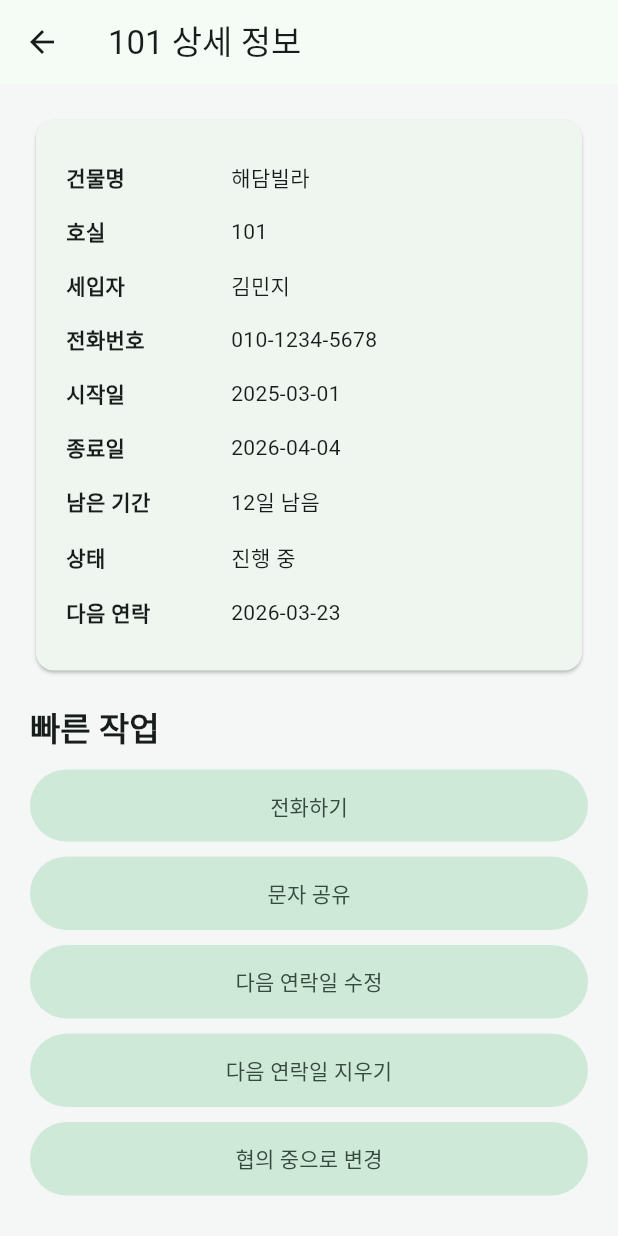
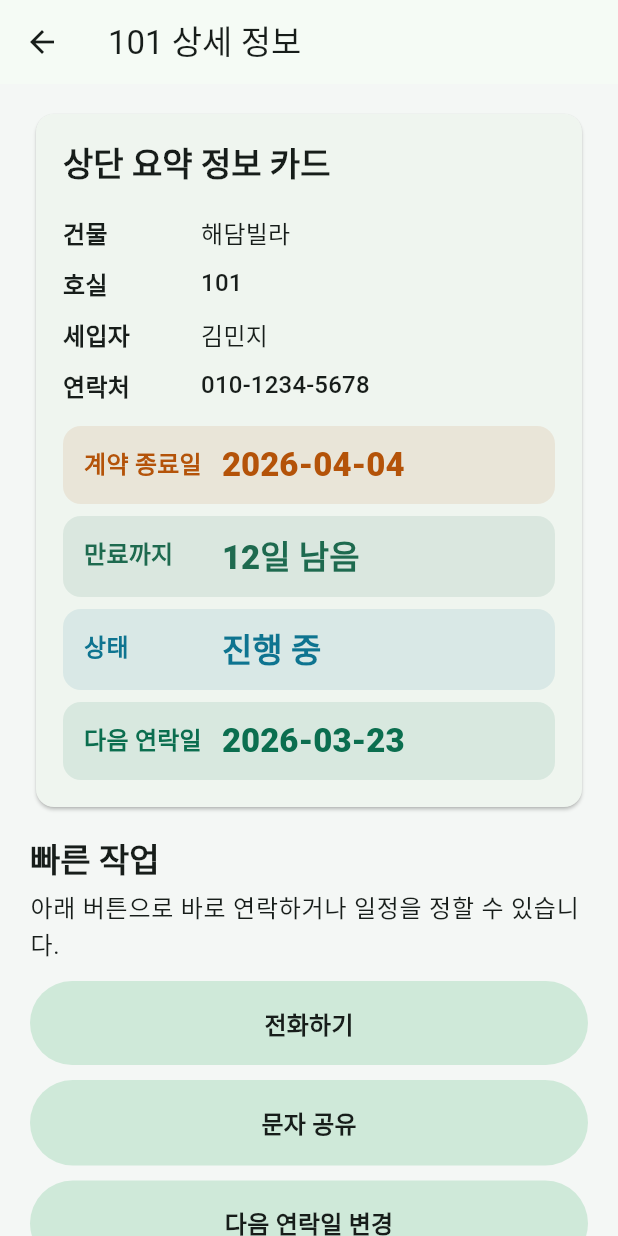
Before and after one commit to meeso0219/rent-management, a Flutter app: the screen it shows after launch, after a tap on an icon or button, on a phone screen of 412 x 824 dp. Run offline on Flutter 3.47's test engine with Material 3 defaults, Android fonts, the phone set to English and light mode, and no system bars; our stand-ins replace flutter_local_notifications, flutter_timezone, share_plus, shared_preferences, timezone.

Commit message:
Refactor lease detail screen for action-first layout

```diff
--- a/lib/screens/unit_detail_screen.dart
+++ b/lib/screens/unit_detail_screen.dart
@@ -86,7 +86,7 @@ class _UnitDetailScreenState extends State<UnitDetailScreen> {
     final uri = Uri(scheme: 'tel', path: _lease.tenantPhone.trim());
     final launched = await launchUrl(uri);
     if (!launched && mounted) {
-      _showMessage('이 기기에서는 전화 앱을 열 수 없습니다.');
+      _showMessage('이 기기에서는 전화를 연결할 수 없습니다.');
     }
   }
 
@@ -94,7 +94,7 @@ class _UnitDetailScreenState extends State<UnitDetailScreen> {
     await Share.share(
       '안녕하세요 ${_lease.tenantName}님.\n'
       '${_lease.buildingName} ${_lease.unitNumber} 계약 안내드립니다.\n'
-      '계약 종료일은 ${formatLeaseDate(_lease.leaseEnd)} 입니다.',
+      '계약 종료일은 ${formatLeaseDate(_lease.leaseEnd)}입니다.',
     );
   }
 
@@ -154,8 +154,21 @@ class _UnitDetailScreenState extends State<UnitDetailScreen> {
       ..showSnackBar(SnackBar(content: Text(message)));
   }
 
+  String _countdownText() {
+    final days = _lease.daysRemainingUntilLeaseEnd();
+    if (days > 0) {
+      return '$days일 남음';
+    }
+    if (days == 0) {
+      return '오늘 만료';
+    }
+    return '${days.abs()}일 지남';
+  }
+
   @override
   Widget build(BuildContext context) {
+    final textTheme = Theme.of(context).textTheme;
+
     return PopScope(
       canPop: false,
       onPopInvokedWithResult: (didPop, _) {
@@ -173,13 +186,18 @@ class _UnitDetailScreenState extends State<UnitDetailScreen> {
           title: Text('${_lease.unitNumber} 상세 정보'),
         ),
         body: SingleChildScrollView(
-          padding: const EdgeInsets.all(20),
+          padding: const EdgeInsets.fromLTRB(20, 16, 20, 20),
           child: Column(
             crossAxisAlignment: CrossAxisAlignment.start,
             children: [
               _summaryCard(),
-              const SizedBox(height: 20),
+              const SizedBox(height: 16),
               _sectionTitle('빠른 작업'),
+              const SizedBox(height: 4),
+              Text(
+                '아래 버튼으로 바로 연락하거나 일정을 정할 수 있습니다.',
+                style: textTheme.bodyLarge,
+              ),
               const SizedBox(height: 12),
               _actionButton(label: '전화하기', onPressed: _callTenant),
               const SizedBox(height: 10),
@@ -188,7 +206,7 @@ class _UnitDetailScreenState extends State<UnitDetailScreen> {
               _actionButton(
                 label: _lease.nextFollowUpDate == null
                     ? '다음 연락일 정하기'
-                    : '다음 연락일 수정',
+                    : '다음 연락일 변경',
                 onPressed: _pickNextFollowUpDate,
               ),
               const SizedBox(height: 10),
@@ -198,18 +216,20 @@ class _UnitDetailScreenState extends State<UnitDetailScreen> {
                     ? null
                     : _clearFollowUpDate,
               ),
-              const SizedBox(height: 10),
-              _actionButton(label: '협의 중으로 변경', onPressed: _setNegotiating),
               const SizedBox(height: 24),
               _sectionTitle('계약 처리'),
+              const SizedBox(height: 4),
+              Text('계약 내용을 반영합니다.', style: textTheme.bodyLarge),
               const SizedBox(height: 12),
+              _actionButton(label: '협의 중으로 변경', onPressed: _setNegotiating),
+              const SizedBox(height: 10),
               _actionButton(label: '2년 연장', onPressed: _renewTwoYears),
               const SizedBox(height: 10),
               _actionButton(label: '계약 종료', onPressed: _setEnded),
               const SizedBox(height: 24),
-              _sectionTitle('관리'),
+              _sectionTitle('정보 관리'),
               const SizedBox(height: 12),
-              _actionButton(label: '계약 수정', onPressed: _openEditScreen),
+              _actionButton(label: '계약 정보 수정', onPressed: _openEditScreen),
               const SizedBox(height: 10),
               _actionButton(label: '계약 삭제', onPressed: _deleteLease),
             ],
@@ -220,27 +240,49 @@ class _UnitDetailScreenState extends State<UnitDetailScreen> {
   }
 
   Widget _summaryCard() {
+    final colorScheme = Theme.of(context).colorScheme;
+    final textTheme = Theme.of(context).textTheme;
+
     return Card(
       child: Padding(
-        padding: const EdgeInsets.all(20),
+        padding: const EdgeInsets.all(18),
         child: Column(
+          crossAxisAlignment: CrossAxisAlignment.start,
           children: [
-            _summaryRow('건물명', _lease.buildingName),
+            Text(
+              '상단 요약 정보 카드',
+              style: textTheme.titleLarge?.copyWith(fontWeight: FontWeight.w800),
+            ),
+            const SizedBox(height: 14),
+            _summaryRow('건물', _lease.buildingName),
             _summaryRow('호실', _lease.unitNumber),
             _summaryRow('세입자', _lease.tenantName),
-            _summaryRow('전화번호', _lease.tenantPhone),
-            _summaryRow('시작일', formatLeaseDate(_lease.leaseStart)),
-            _summaryRow('종료일', formatLeaseDate(_lease.leaseEnd)),
-            _summaryRow(
-              '남은 기간',
-              formatLeaseCountdown(_lease.daysRemainingUntilLeaseEnd()),
+            _summaryRow('연락처', _lease.tenantPhone),
+            const SizedBox(height: 10),
+            _highlightRow(
+              label: '계약 종료일',
+              value: formatLeaseDate(_lease.leaseEnd),
+              toneColor: const Color(0xFFB45309),
             ),
-            _summaryRow('상태', leaseStatusText(_lease.status)),
-            _summaryRow(
-              '다음 연락',
-              _lease.nextFollowUpDate == null
+            const SizedBox(height: 8),
+            _highlightRow(
+              label: '만료까지',
+              value: _countdownText(),
+              toneColor: colorScheme.primary,
+            ),
+            const SizedBox(height: 8),
+            _highlightRow(
+              label: '상태',
+              value: leaseStatusText(_lease.status),
+              toneColor: const Color(0xFF0E7490),
+            ),
+            const SizedBox(height: 8),
+            _highlightRow(
+              label: '다음 연락일',
+              value: _lease.nextFollowUpDate == null
                   ? '미정'
                   : formatLeaseDate(_lease.nextFollowUpDate!),
+              toneColor: const Color(0xFF0B6E4F),
             ),
           ],
         ),
@@ -250,18 +292,64 @@ class _UnitDetailScreenState extends State<UnitDetailScreen> {
 
   Widget _summaryRow(String label, String value) {
     return Padding(
-      padding: const EdgeInsets.symmetric(vertical: 8),
+      padding: const EdgeInsets.symmetric(vertical: 5),
       child: Row(
         crossAxisAlignment: CrossAxisAlignment.start,
         children: [
           SizedBox(
-            width: 110,
+            width: 92,
             child: Text(
               label,
-              style: const TextStyle(fontWeight: FontWeight.w700),
+              style: Theme.of(context).textTheme.titleMedium?.copyWith(
+                fontWeight: FontWeight.w700,
+              ),
             ),
           ),
-          Expanded(child: Text(value)),
+          Expanded(
+            child: Text(
+              value,
+              style: Theme.of(context).textTheme.titleMedium,
+            ),
+          ),
+        ],
+      ),
+    );
+  }
+
+  Widget _highlightRow({
+    required String label,
+    required String value,
+    required Color toneColor,
+  }) {
+    return Container(
+      width: double.infinity,
+      padding: const EdgeInsets.symmetric(horizontal: 14, vertical: 12),
+      decoration: BoxDecoration(
+        color: toneColor.withValues(alpha: 0.10),
+        borderRadius: BorderRadius.circular(12),
+      ),
+      child: Row(
+        crossAxisAlignment: CrossAxisAlignment.start,
+        children: [
+          SizedBox(
+            width: 92,
+            child: Text(
+              label,
+              style: Theme.of(context).textTheme.titleMedium?.copyWith(
+                fontWeight: FontWeight.w700,
+                color: toneColor,
+              ),
+            ),
+          ),
+          Expanded(
+            child: Text(
+              value,
+              style: Theme.of(context).textTheme.titleLarge?.copyWith(
+                fontWeight: FontWeight.w800,
+                color: toneColor,
+              ),
+            ),
+          ),
         ],
       ),
     );
@@ -285,8 +373,13 @@ class _UnitDetailScreenState extends State<UnitDetailScreen> {
       child: FilledButton.tonal(
         onPressed: onPressed,
         child: Padding(
-          padding: const EdgeInsets.symmetric(vertical: 14),
-          child: Text(label),
+          padding: const EdgeInsets.symmetric(vertical: 16),
+          child: Text(
+            label,
+            style: Theme.of(
+              context,
+            ).textTheme.titleMedium?.copyWith(fontWeight: FontWeight.w700),
+          ),
         ),
       ),
     );
```
